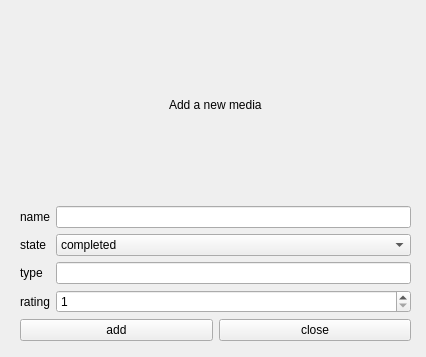
Before: the Qt Designer form forms/add_top_level.ui in TrainFan1804/mtrack, drawn with Qt 5.
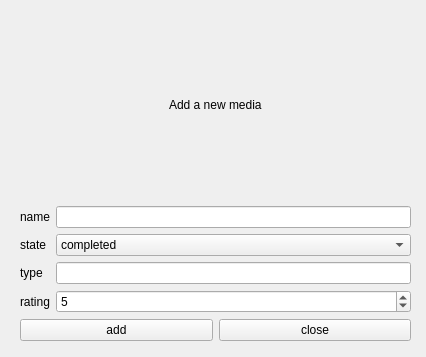
After: the same form once the commit is applied.

```diff
--- a/forms/add_top_level.ui
+++ b/forms/add_top_level.ui
@@ -62,6 +62,9 @@
         <property name="maximum">
          <number>10</number>
         </property>
+        <property name="value">
+         <number>5</number>
+        </property>
        </widget>
       </item>
       <item row="1" column="0">
```
